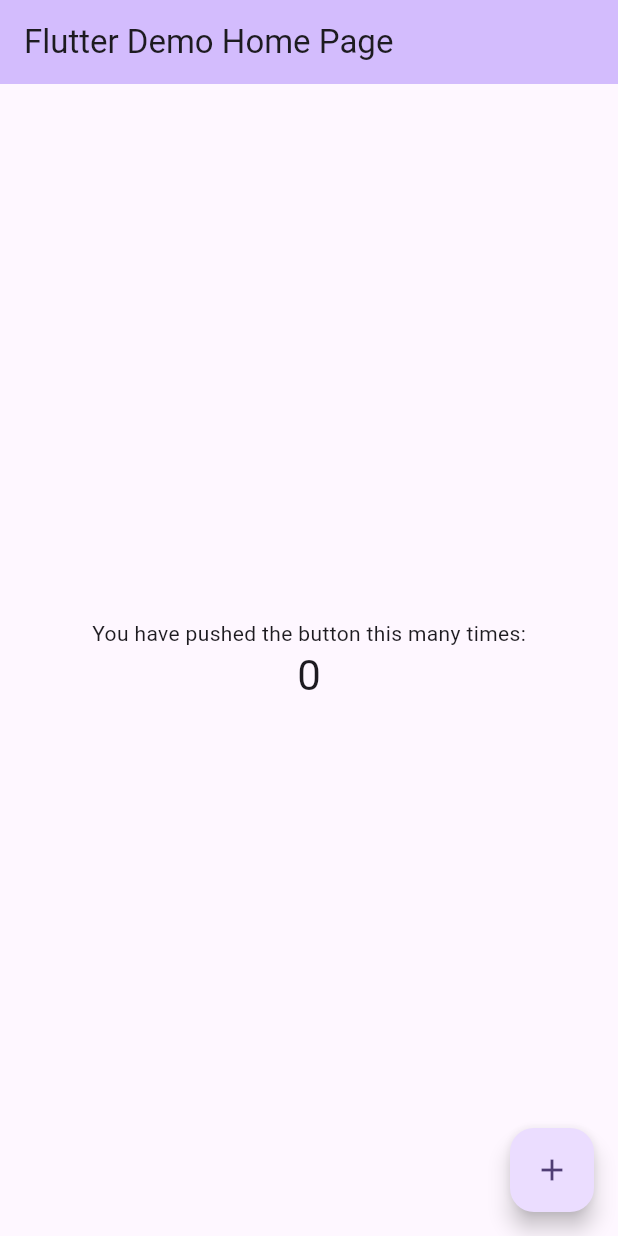
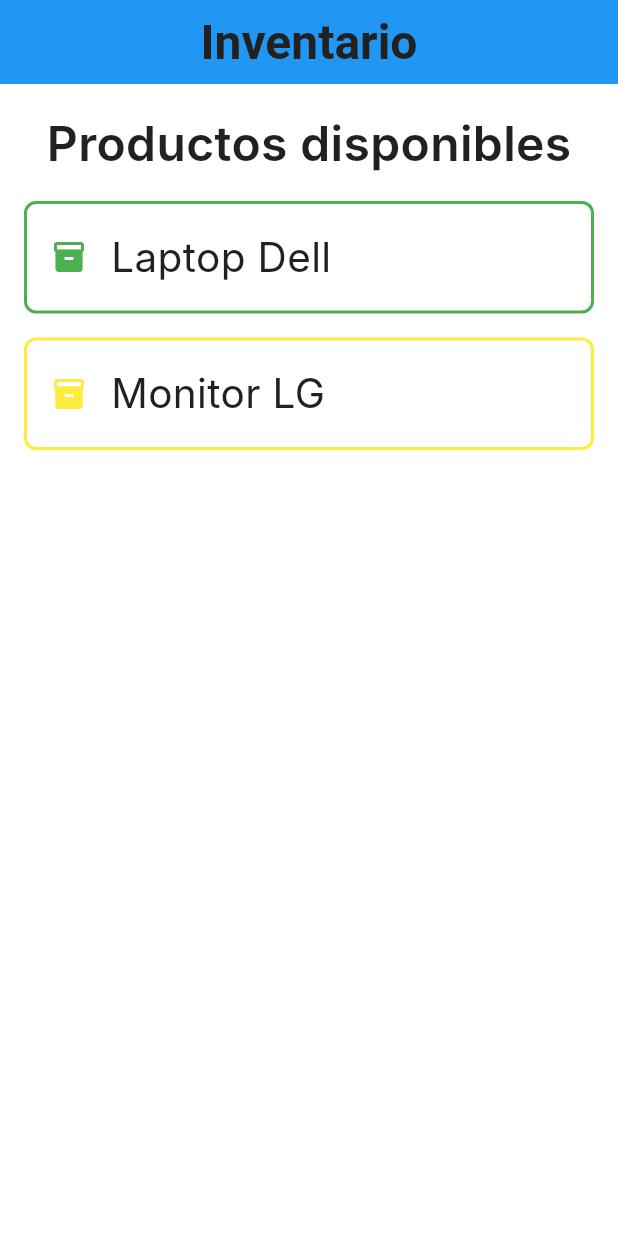
Before and after one commit to Edgarbri26/sicv_flutter, a Flutter app: the screen it shows after launch, on a phone screen of 412 x 824 dp. Run offline on Flutter 3.47's test engine with Material 3 defaults, Android fonts, the phone set to English and light mode, and no system bars; Roboto replaces fonts that are missing (Inter).

Commit message:
Agregación de estructuras de los themas definidos y un pequeños ejemplo de como se implementan en la ui

```diff
--- a/lib/app.dart
+++ b/lib/app.dart
@@ -0,0 +1,17 @@
+import 'package:flutter/material.dart';
+import 'core/theme/app_themes.dart';
+import 'ui/pages/home_page.dart';
+
+
+class InventoryApp extends StatelessWidget {
+  const InventoryApp({super.key});
+
+  @override
+  Widget build(BuildContext context) {
+    return MaterialApp(
+      title: 'Sistema de Inventario',
+      theme: Themes.defaultTheme,
+      home: const HomePage(),
+    );
+  }
+}
--- a/lib/design/colors.dart
+++ b/lib/core/theme/app_colors.dart
@@ -1,7 +1,7 @@
 import 'package:flutter/material.dart';
 
-class Colors {
-  Colors._();
+class AppColors {
+  AppColors._();
 
   // Base
   static const Color primary = Color(0xFF2196F3);
--- /dev/null
+++ b/lib/core/theme/app_sizes.dart
@@ -0,0 +1,40 @@
+class AppSizes {
+  AppSizes._();
+
+  // 🔠 Tamaños de fuente
+  static const double displayL = 45.0;   // Títulos de módulos
+  static const double displayM = 36.0;   // Encabezados secundarios
+  static const double headlineL = 32.0;  // Subtítulos
+  static const double headlineM = 28.0;  // Secciones internas
+  static const double bodyL = 27.0;      // Texto principal en formularios
+  static const double bodyM = 18.0;      // Botones, etiquetas
+  static const double bodyS = 12.0;      // Tooltips, validaciones
+  static const double labelS = 10.0;     // Chips, badges, estados
+
+  // 📏 Espaciados
+  static const double spacingXXS = 2.0;
+  static const double spacingXS = 4.0;
+  static const double spacingS = 8.0;
+  static const double spacingM = 16.0;
+  static const double spacingL = 24.0;
+  static const double spacingXL = 32.0;
+  static const double spacingXXL = 48.0;
+
+  // 🧱 Bordes y radios
+  static const double borderRadiusS = 4.0;
+  static const double borderRadiusM = 8.0;
+  static const double borderRadiusL = 16.0;
+  static const double borderWidth = 1.0;
+
+  // 📐 Alturas estándar
+  static const double buttonHeight = 48.0;
+  static const double inputHeight = 56.0;
+  static const double appBarHeight = 64.0;
+  static const double cardHeight = 120.0;
+
+  // 📦 Tamaños de íconos
+  static const double iconS = 16.0;
+  static const double iconM = 24.0;
+  static const double iconL = 32.0;
+
+}
--- /dev/null
+++ b/lib/core/theme/app_text_styles.dart
@@ -0,0 +1,59 @@
+import 'package:flutter/material.dart';
+import 'app_colors.dart';
+import 'app_sizes.dart';
+
+class AppTextStyles {
+  AppTextStyles._(); // Evita instanciación
+
+  // 🧱 Titulares
+  static const displayMedium = TextStyle(
+    fontSize: AppSizes.displayL,
+    fontWeight: FontWeight.w600,
+    color: AppColors.textPrimary,
+  );
+
+  static const displaySmall = TextStyle(
+    fontSize: AppSizes.displayM,
+    fontWeight: FontWeight.w500,
+    color: AppColors.textPrimary,
+  );
+
+  // 📰 Encabezados
+  static const headlineLarge = TextStyle(
+    fontSize: AppSizes.headlineL,
+    fontWeight: FontWeight.w600,
+    color: AppColors.textPrimary,
+  );
+
+  static const headlineMedium = TextStyle(
+    fontSize: AppSizes.headlineM,
+    fontWeight: FontWeight.w500,
+    color: AppColors.textPrimary,
+  );
+
+  // 📋 Texto principal
+  static const bodyLarge = TextStyle(
+    fontSize: AppSizes.bodyL,
+    fontWeight: FontWeight.normal,
+    color: AppColors.textPrimary,
+  );
+
+  static const bodyMedium = TextStyle(
+    fontSize: AppSizes.bodyM,
+    fontWeight: FontWeight.normal,
+    color: AppColors.textPrimary,
+  );
+
+  static const bodySmall = TextStyle(
+    fontSize: AppSizes.bodyS,
+    fontWeight: FontWeight.normal,
+    color: AppColors.textSecondary,
+  );
+
+  // 🏷️ Etiquetas y estados
+  static const labelSmall = TextStyle(
+    fontSize: AppSizes.labelS,
+    fontWeight: FontWeight.w500,
+    color: AppColors.iconPassive,
+  );
+}
--- /dev/null
+++ b/lib/core/theme/app_themes.dart
@@ -0,0 +1,61 @@
+import 'package:flutter/material.dart';
+import 'app_sizes.dart';
+import 'app_colors.dart';
+import 'app_text_styles.dart';
+
+class Themes {
+  Themes._();
+
+  // Tema por defecto
+  static ThemeData defaultTheme = ThemeData(
+    fontFamily: 'Inter',
+    primaryColor: AppColors.primary,
+    scaffoldBackgroundColor: AppColors.secondary,
+    appBarTheme: const AppBarTheme(
+      backgroundColor: AppColors.primary,
+      foregroundColor: AppColors.secondary,
+      elevation: 0,
+      centerTitle: true,
+      titleTextStyle: AppTextStyles.headlineLarge,
+    ),
+    elevatedButtonTheme: ElevatedButtonThemeData(
+      style: ElevatedButton.styleFrom(
+        backgroundColor: AppColors.primary,
+        foregroundColor: AppColors.secondary,
+        minimumSize: Size(double.infinity, AppSizes.buttonHeight),
+        shape: RoundedRectangleBorder(
+          borderRadius: BorderRadius.circular(AppSizes.borderRadiusM),
+        ),
+        textStyle: AppTextStyles.bodyMedium,
+      ),
+    ),
+
+    // Definición de estilos para campos de texto
+    inputDecorationTheme: const InputDecorationTheme(
+      filled: true,
+      fillColor: AppColors.secondary,
+      border: OutlineInputBorder(
+        borderRadius: BorderRadius.all(Radius.circular(AppSizes.borderRadiusM)),
+        borderSide: BorderSide(color: AppColors.border),
+      ),
+      contentPadding: EdgeInsets.symmetric(
+        vertical: AppSizes.spacingS,
+        horizontal: AppSizes.spacingM,
+      ),
+      hintStyle: AppTextStyles.bodySmall,
+      labelStyle: AppTextStyles.bodyMedium,
+    ),
+
+    // Definición de la tipografía global
+    textTheme: const TextTheme(
+      displayMedium: AppTextStyles.displayMedium,
+      displaySmall: AppTextStyles.displaySmall,
+      headlineLarge: AppTextStyles.headlineLarge,
+      headlineMedium: AppTextStyles.headlineMedium,
+      bodyLarge: AppTextStyles.bodyLarge,
+      bodyMedium: AppTextStyles.bodyMedium,
+      bodySmall: AppTextStyles.bodySmall,
+      labelSmall: AppTextStyles.labelSmall,
+    ),
+  );
+}
--- a/lib/main.dart
+++ b/lib/main.dart
@@ -1,122 +1,8 @@
 import 'package:flutter/material.dart';
+import 'app.dart';
 
-void main() {
-  runApp(const MyApp());
+void main() async {
+  WidgetsFlutterBinding.ensureInitialized();
+
+  runApp(const InventoryApp());
 }
-
-class MyApp extends StatelessWidget {
-  const MyApp({super.key});
-
-  // This widget is the root of your application.
-  @override
-  Widget build(BuildContext context) {
-    return MaterialApp(
-      title: 'Flutter Demo',
-      theme: ThemeData(
-        // This is the theme of your application.
-        //
-        // TRY THIS: Try running your application with "flutter run". You'll see
-        // the application has a purple toolbar. Then, without quitting the app,
-        // try changing the seedColor in the colorScheme below to Colors.green
-        // and then invoke "hot reload" (save your changes or press the "hot
-        // reload" button in a Flutter-supported IDE, or press "r" if you used
-        // the command line to start the app).
-        //
-        // Notice that the counter didn't reset back to zero; the application
-        // state is not lost during the reload. To reset the state, use hot
-        // restart instead.
-        //
-        // This works for code too, not just values: Most code changes can be
-        // tested with just a hot reload.
-        colorScheme: ColorScheme.fromSeed(seedColor: Colors.deepPurple),
-      ),
-      home: const MyHomePage(title: 'Flutter Demo Home Page'),
-    );
-  }
-}
-
-class MyHomePage extends StatefulWidget {
-  const MyHomePage({super.key, required this.title});
-
-  // This widget is the home page of your application. It is stateful, meaning
-  // that it has a State object (defined below) that contains fields that affect
-  // how it looks.
-
-  // This class is the configuration for the state. It holds the values (in this
-  // case the title) provided by the parent (in this case the App widget) and
-  // used by the build method of the State. Fields in a Widget subclass are
-  // always marked "final".
-
-  final String title;
-
-  @override
-  State<MyHomePage> createState() => _MyHomePageState();
-}
-
-class _MyHomePageState extends State<MyHomePage> {
-  int _counter = 0;
-
-  void _incrementCounter() {
-    setState(() {
-      // This call to setState tells the Flutter framework that something has
-      // changed in this State, which causes it to rerun the build method below
-      // so that the display can reflect the updated values. If we changed
-      // _counter without calling setState(), then the build method would not be
-      // called again, and so nothing would appear to happen.
-      _counter++;
-    });
-  }
-
-  @override
-  Widget build(BuildContext context) {
-    // This method is rerun every time setState is called, for instance as done
-    // by the _incrementCounter method above.
-    //
-    // The Flutter framework has been optimized to make rerunning build methods
-    // fast, so that you can just rebuild anything that needs updating rather
-    // than having to individually change instances of widgets.
-    return Scaffold(
-      appBar: AppBar(
-        // TRY THIS: Try changing the color here to a specific color (to
-        // Colors.amber, perhaps?) and trigger a hot reload to see the AppBar
-        // change color while the other colors stay the same.
-        backgroundColor: Theme.of(context).colorScheme.inversePrimary,
-        // Here we take the value from the MyHomePage object that was created by
-        // the App.build method, and use it to set our appbar title.
-        title: Text(widget.title),
-      ),
-      body: Center(
-        // Center is a layout widget. It takes a single child and positions it
-        // in the middle of the parent.
-        child: Column(
-          // Column is also a layout widget. It takes a list of children and
-          // arranges them vertically. By default, it sizes itself to fit its
-          // children horizontally, and tries to be as tall as its parent.
-          //
-          // Column has various properties to control how it sizes itself and
-          // how it positions its children. Here we use mainAxisAlignment to
-          // center the children vertically; the main axis here is the vertical
-          // axis because Columns are vertical (the cross axis would be
-          // horizontal).
-          //
-          // TRY THIS: Invoke "debug painting" (choose the "Toggle Debug Paint"
-          // action in the IDE, or press "p" in the console), to see the
-          // wireframe for each widget.
-          mainAxisAlignment: MainAxisAlignment.center,
-          children: <Widget>[
-            const Text('You have pushed the button this many times:'),
-            Text(
-              '$_counter',
-              style: Theme.of(context).textTheme.headlineMedium,
-            ),
-          ],
-        ),
-      ),
-      floatingActionButton: FloatingActionButton(
-        onPressed: _incrementCounter,
-        tooltip: 'Increment',
-        child: const Icon(Icons.add),
-      ), // This trailing comma makes auto-formatting nicer for build methods.
-    );
-  }
-}
--- /dev/null
+++ b/lib/ui/pages/home_page.dart
@@ -0,0 +1,26 @@
+import 'package:flutter/material.dart';
+import '../../core/theme/app_text_styles.dart';
+import '../../core/theme/app_colors.dart';
+import '../widgets/inventory_card.dart';
+
+class HomePage extends StatelessWidget {
+  const HomePage({super.key});
+
+  @override
+  Widget build(BuildContext context) {
+    return Scaffold(
+      appBar: AppBar(title: const Text('Inventario')),
+      body: Padding(
+        padding: const EdgeInsets.all(16.0),
+        child: Column(
+          children: const [
+            Text('Productos disponibles', style: AppTextStyles.headlineLarge),
+            SizedBox(height: 16),
+            InventoryCard(title: 'Laptop Dell', statusColor: AppColors.success),
+            InventoryCard(title: 'Monitor LG', statusColor: AppColors.warning),
+          ],
+        ),
+      ),
+    );
+  }
+}
--- /dev/null
+++ b/lib/ui/widgets/inventory_card.dart
@@ -0,0 +1,34 @@
+import 'package:flutter/material.dart';
+import '../../core/theme/app_text_styles.dart';
+import '../../core/theme/app_sizes.dart';
+
+class InventoryCard extends StatelessWidget {
+  final String title;
+  final Color statusColor;
+
+  const InventoryCard({
+    super.key,
+    required this.title,
+    required this.statusColor,
+  });
+
+  @override
+  Widget build(BuildContext context) {
+    return Container(
+      padding: const EdgeInsets.all(AppSizes.spacingM),
+      margin: const EdgeInsets.only(bottom: AppSizes.spacingM),
+      decoration: BoxDecoration(
+        color: Colors.white,
+        borderRadius: BorderRadius.circular(AppSizes.borderRadiusM),
+        border: Border.all(color: statusColor, width: 2),
+      ),
+      child: Row(
+        children: [
+          Icon(Icons.inventory, color: statusColor),
+          const SizedBox(width: AppSizes.spacingM),
+          Text(title, style: AppTextStyles.bodyLarge),
+        ],
+      ),
+    );
+  }
+}
```
